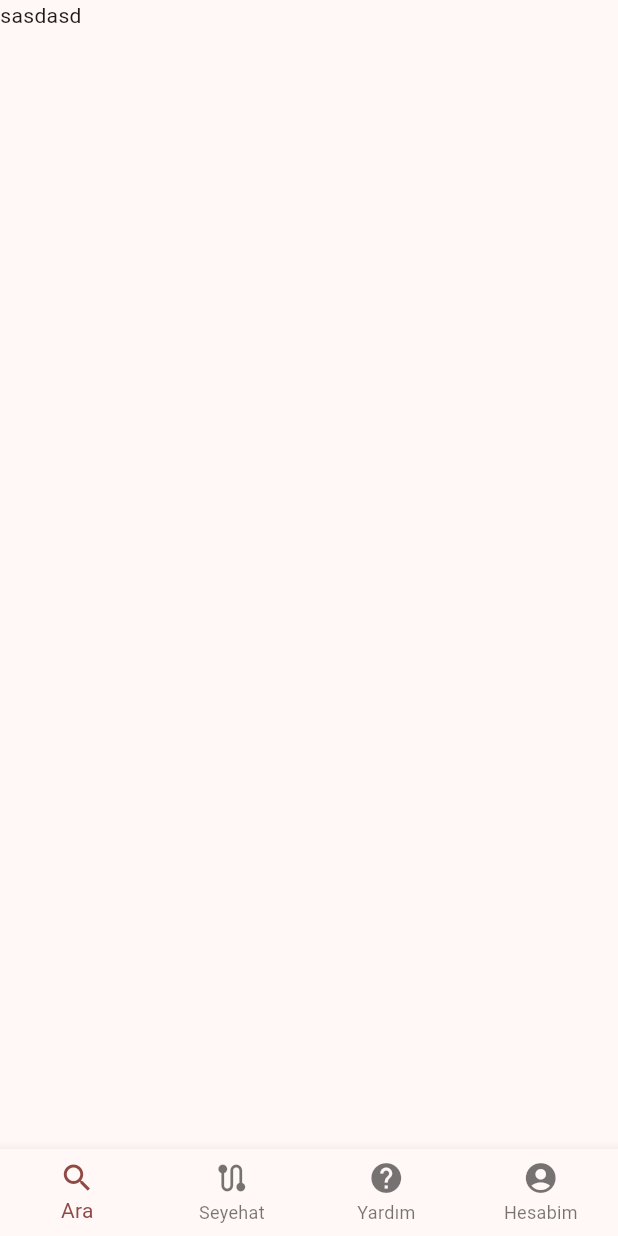
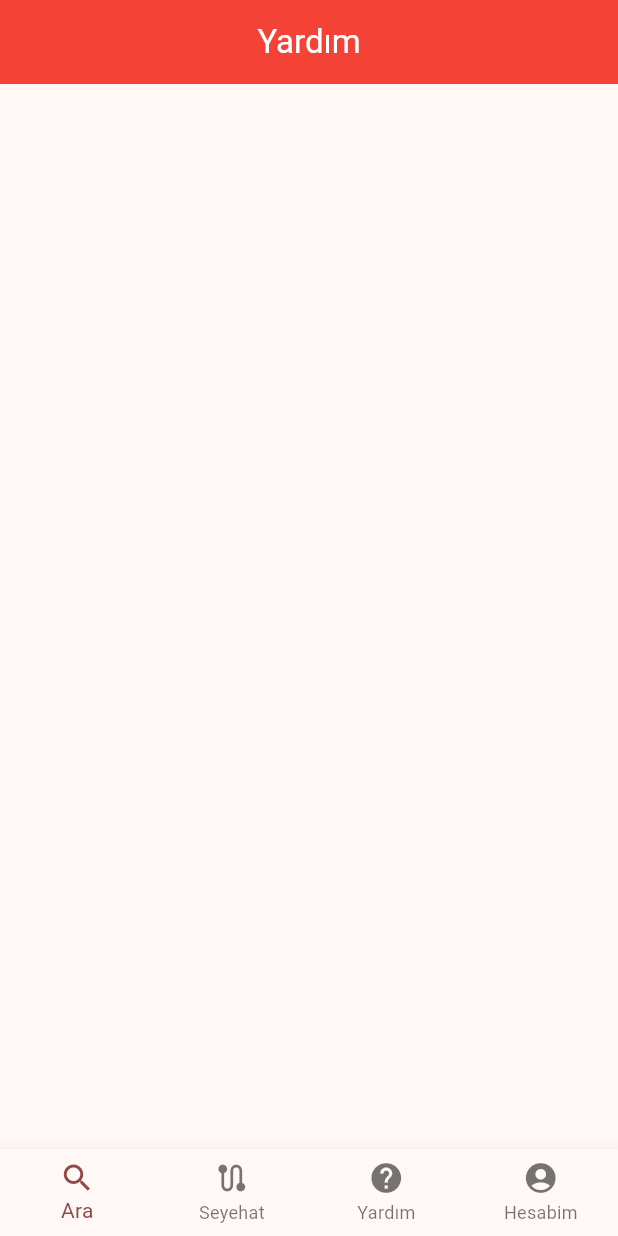
Before and after one commit to aramizdakioyuncu/busticket, a Flutter app: the screen it shows after launch, swiped to page 3, on a phone screen of 412 x 824 dp. Run offline on Flutter 3.47's test engine with Material 3 defaults, Android fonts, the phone set to English and light mode, and no system bars.

Commit message:
Yardım sayfasındaki appbar eklendi.

```diff
--- a/lib/pages/main/help.dart
+++ b/lib/pages/main/help.dart
@@ -24,9 +24,17 @@ class _HelpPage extends State<HelpPage> with TickerProviderStateMixin {
 
   @override
   Widget build(BuildContext context) {
-    return const Scaffold(
+    return Scaffold(
+        appBar: AppBar(
+          title: Text(
+            "Yardım",
+            style: TextStyle(color: Colors.white),
+          ),
+          centerTitle: true,
+          backgroundColor: Colors.red,
+        ),
         body: Column(
-      children: [Text("sasdasd")],
-    ));
+          children: [],
+        ));
   }
 }
```
